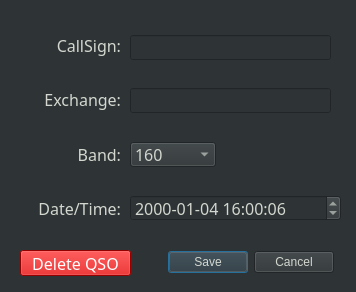
Qt form dialog.ui (mbridak/k1usnsst) before a commit.
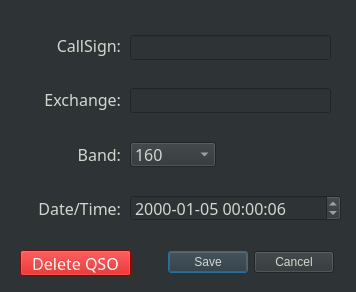
The same form after that commit.

Commit message: Fix: Made UI elemenst more windows friendly.

```diff
--- a/dialog.ui
+++ b/dialog.ui
@@ -111,12 +111,12 @@
    </property>
    <property name="dateTime">
     <datetime>
-     <hour>16</hour>
+     <hour>0</hour>
      <minute>0</minute>
      <second>6</second>
      <year>2000</year>
      <month>1</month>
-     <day>4</day>
+     <day>5</day>
     </datetime>
    </property>
    <property name="currentSection">
@@ -220,16 +220,17 @@
   <widget class="QWidget" name="layoutWidget">
    <property name="geometry">
     <rect>
-     <x>23</x>
+     <x>10</x>
      <y>21</y>
-     <width>98</width>
+     <width>111</width>
      <height>211</height>
     </rect>
    </property>
    <property name="font">
     <font>
      <family>JetBrains Mono</family>
-     <weight>50</weight>
+     <pointsize>11</pointsize>
+     <weight>75</weight>
      <bold>true</bold>
     </font>
    </property>
```
The commit also changes 2 other files.
